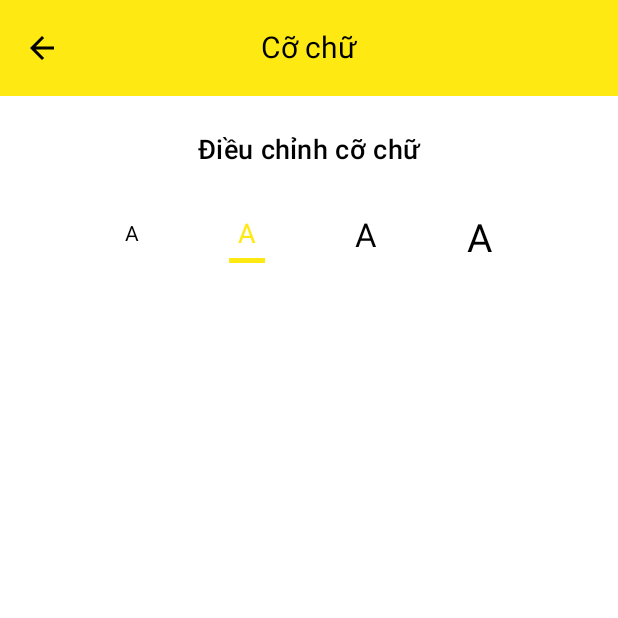
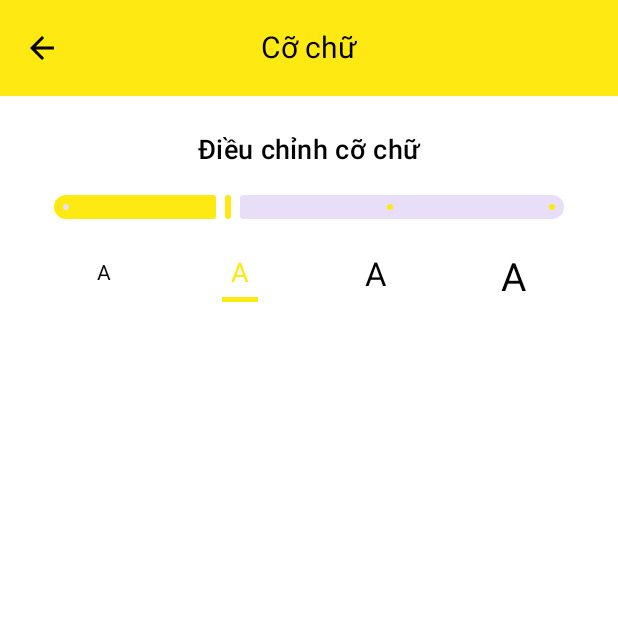
Before and after one commit to Money-manage-App/Money-manage-app, an Android app built with Jetpack Compose: the FontSizeScreen screen opened through its navigation route, on a phone screen of 412 x 824 dp, the top half of it. Run offline under Robolectric (Android 15) with nearby library versions, the phone set to English and light mode, and no system bars; our stand-ins replace accompanist.

Commit message:
chinh sua fontsize

```diff
--- a/app/src/main/java/com/example/money_manage_app/features/ui/screens/settings/font/FontSizeScreen.kt
+++ b/app/src/main/java/com/example/money_manage_app/features/ui/screens/settings/font/FontSizeScreen.kt
@@ -3,7 +3,6 @@ package com.example.money_manage_app.features.ui.screens.settings.font
 import androidx.compose.runtime.saveable.rememberSaveable
 import androidx.compose.foundation.clickable
 import androidx.compose.foundation.background
-import androidx.compose.foundation.*
 import androidx.compose.foundation.layout.*
 import androidx.compose.material.icons.Icons
 import androidx.compose.material.icons.filled.ArrowBack
@@ -19,6 +18,7 @@ import androidx.navigation.NavHostController
 import com.example.money_manage_app.R
 import com.example.money_manage_app.data.local.datastore.*
 import kotlinx.coroutines.launch
+import kotlin.math.abs
 
 @OptIn(ExperimentalMaterial3Api::class)
 @Composable
@@ -28,10 +28,8 @@ fun FontSizeScreen(navController: NavHostController) {
     val fontSizeManager = remember { FontSizeManager(context) }
     val scope = rememberCoroutineScope()
 
-    // Lấy scale hiện tại từ DataStore
     val fontScale by fontSizeManager.fontSizeFlow.collectAsState(initial = 1f)
 
-    // Danh sách các mức font
     val fontOptions = listOf(
         0.9f to "A",
         1.0f to "A",
@@ -39,17 +37,19 @@ fun FontSizeScreen(navController: NavHostController) {
         1.4f to "A"
     )
 
+    var sliderValue by rememberSaveable { mutableStateOf(fontScale) }
+
+    LaunchedEffect(fontScale) {
+        sliderValue = fontScale
+    }
+
     Scaffold(
         topBar = {
             CenterAlignedTopAppBar(
                 title = { Text(stringResource(R.string.font_size), color = MaterialTheme.colorScheme.onPrimary) },
                 navigationIcon = {
                     IconButton(onClick = { navController.popBackStack() }) {
-                        Icon(
-                            imageVector = Icons.Default.ArrowBack,
-                            contentDescription = "Back",
-                            tint = MaterialTheme.colorScheme.onPrimary
-                        )
+                        Icon(Icons.Default.ArrowBack, contentDescription = "Back", tint = MaterialTheme.colorScheme.onPrimary)
                     }
                 },
                 colors = TopAppBarDefaults.centerAlignedTopAppBarColors(
@@ -74,17 +74,35 @@ fun FontSizeScreen(navController: NavHostController) {
                 color = MaterialTheme.colorScheme.onSurface
             )
 
-            Spacer(modifier = Modifier.height(32.dp))
+            Spacer(modifier = Modifier.height(24.dp))
 
-            // 4 nút chọn cỡ chữ
+            /** ---------------- SLIDER MỎNG ---------------- **/
+            Slider(
+                value = sliderValue,
+                onValueChange = { sliderValue = it },
+                onValueChangeFinished = {
+                    val nearest = fontOptions.minByOrNull { (scale, _) ->
+                        abs(scale - sliderValue)
+                    }?.first ?: sliderValue
+
+                    scope.launch { fontSizeManager.setFontSize(nearest) }
+                },
+                valueRange = 0.9f..1.4f,
+                steps = 2,
+                modifier = Modifier
+                    .fillMaxWidth()
+                    .height(4.dp)   // 👉 thanh mỏng lại
+                    .padding(horizontal = 10.dp)
+            )
+
+            Spacer(modifier = Modifier.height(30.dp))
+
+            /** ---------- NÚT A căn thẳng 4 mốc slider ---------- **/
             Row(
-                modifier = Modifier.fillMaxWidth(),
-                horizontalArrangement = Arrangement.SpaceEvenly
+                modifier = Modifier.fillMaxWidth()
             ) {
-
                 fontOptions.forEach { (scale, label) ->
 
-                    // Tăng size chữ theo scale để nhìn khác nhau
                     val previewSize = when (scale) {
                         0.9f -> 14.sp
                         1.0f -> 18.sp
@@ -92,12 +110,16 @@ fun FontSizeScreen(navController: NavHostController) {
                         else -> 26.sp
                     }
 
-                    Column(
-                        horizontalAlignment = Alignment.CenterHorizontally,
-                        modifier = Modifier.clickable {
+                    Box(
+                        modifier = Modifier
+                            .weight(1f)       // 👉 chia đều giống slider steps
+                            .wrapContentSize(Alignment.Center)
+                            .clickable {
                                 scope.launch { fontSizeManager.setFontSize(scale) }
-                        }
+                            },
+                        contentAlignment = Alignment.Center
                     ) {
+                        Column(horizontalAlignment = Alignment.CenterHorizontally) {
 
                             Text(
                                 text = label,
@@ -108,7 +130,6 @@ fun FontSizeScreen(navController: NavHostController) {
                                     MaterialTheme.colorScheme.onSurface
                             )
 
-                        // Gạch dưới để đánh dấu đang chọn
                             if (fontScale == scale) {
                                 Spacer(modifier = Modifier.height(4.dp))
                                 Box(
@@ -124,3 +145,4 @@ fun FontSizeScreen(navController: NavHostController) {
             }
         }
     }
+}
```
Lines whose indentation alone changed are shown as unchanged.
